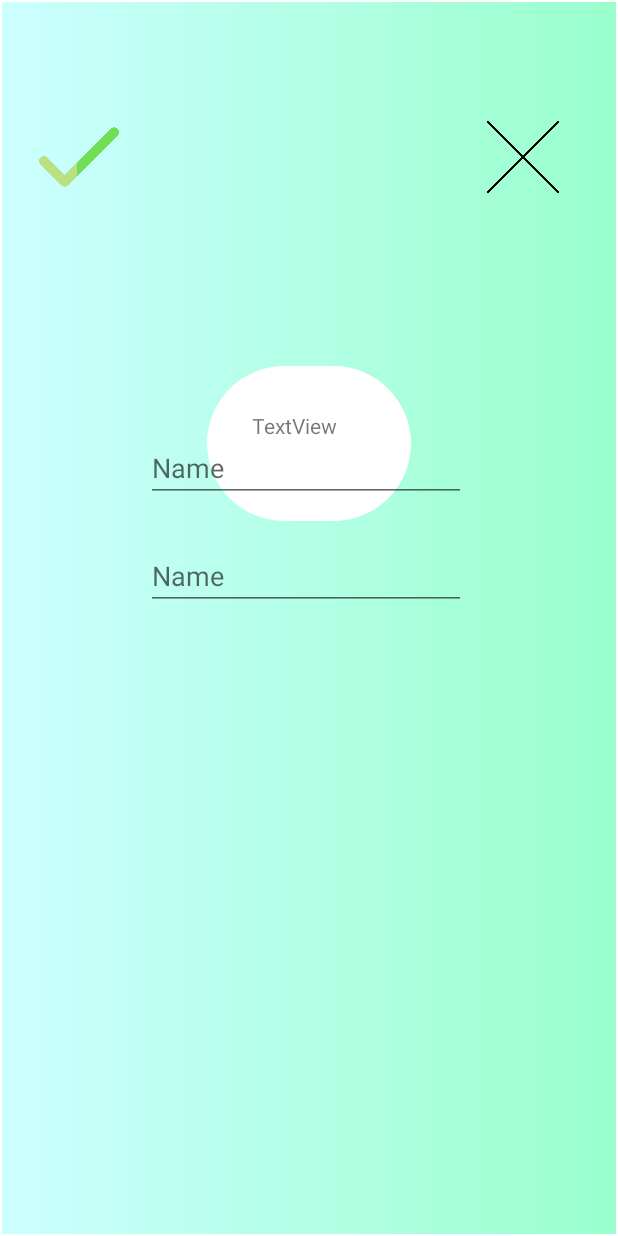
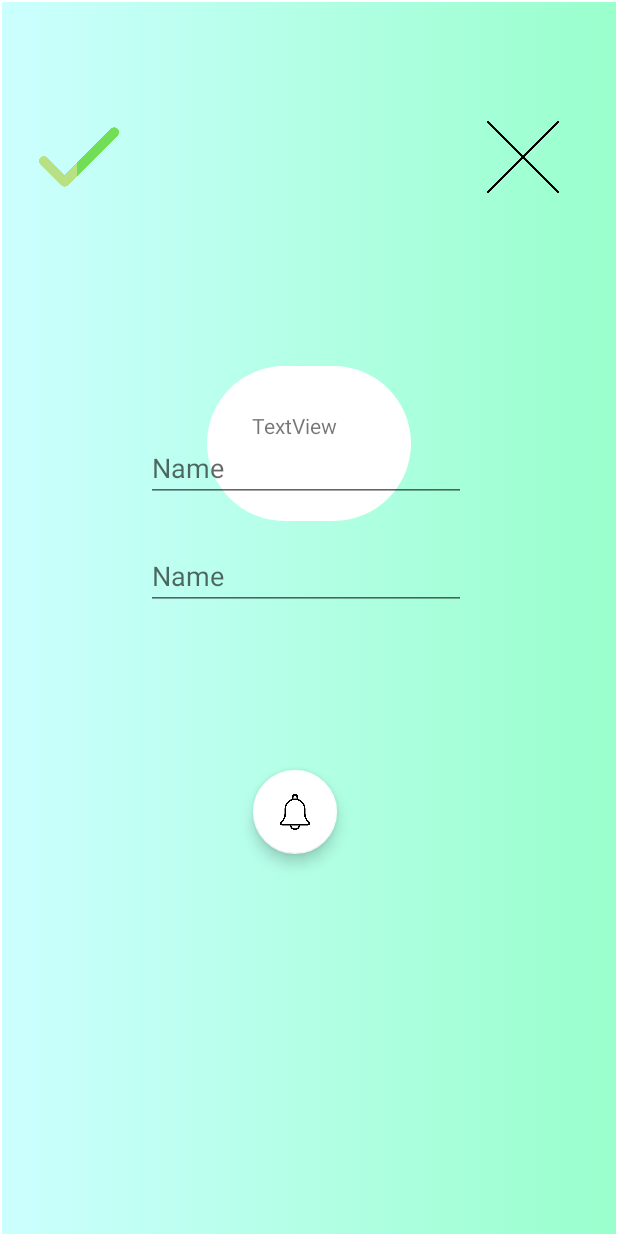
Before and after one commit to GulayAdgzl/DateWise, an Android app: the screen it shows after launch (MainActivity), after a tap on an icon or button, on a phone screen of 412 x 824 dp. Run offline under Robolectric (Android 15) with nearby library versions, the phone set to English and light mode, and no system bars; our stand-ins replace Room's generated code, data binding; 1 statement that could not run was skipped.

Commit message:
eklefragment xml add bell icon button

```diff
--- a/app/build.gradle
+++ b/app/build.gradle
@@ -61,4 +61,8 @@ dependencies {
 
     implementation "com.vanniktech:emoji-google:0.15.0"
 
+    //workmanager
+    implementation "androidx.work:work-runtime-ktx:2.8.1"
+
+
 }
--- a/app/src/main/java/com/example/datewise/data/local/model/DayModel.kt
+++ b/app/src/main/java/com/example/datewise/data/local/model/DayModel.kt
@@ -22,4 +22,8 @@ data class DayModel(
     val dayname:String,
     //@ColumnInfo(name = "day_date")
     //val dayDate: String
+    @ColumnInfo(name = "not_title")
+    val title: String,
+    @ColumnInfo(name = "not_content")
+    val content: String
     ):Serializable
--- a/app/src/main/res/layout/fragment_day_ekle.xml
+++ b/app/src/main/res/layout/fragment_day_ekle.xml
@@ -9,6 +9,19 @@
         android:background="@drawable/top_background_gradiunt"
         tools:context=".ui.dayEkle.DayEkleFragment">
 
+        <com.google.android.material.floatingactionbutton.FloatingActionButton
+            android:id="@+id/ntn_bell"
+            android:layout_width="wrap_content"
+            android:layout_height="wrap_content"
+            android:clickable="true"
+            app:backgroundTint="@color/white"
+            app:layout_constraintBottom_toBottomOf="parent"
+            app:layout_constraintEnd_toEndOf="parent"
+            app:layout_constraintHorizontal_bias="0.473"
+            app:layout_constraintStart_toStartOf="parent"
+            app:layout_constraintTop_toTopOf="parent"
+            app:layout_constraintVertical_bias="0.669"
+            app:srcCompat="@drawable/bell" />
 
         <TextView
             android:id="@+id/txtEmoji"
```
